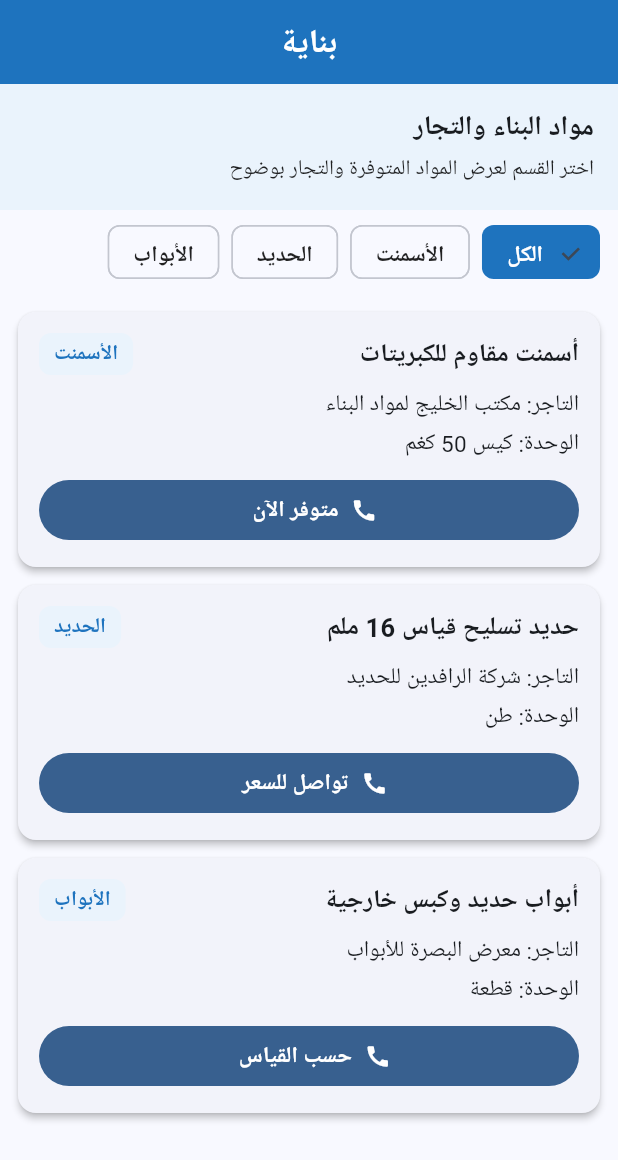
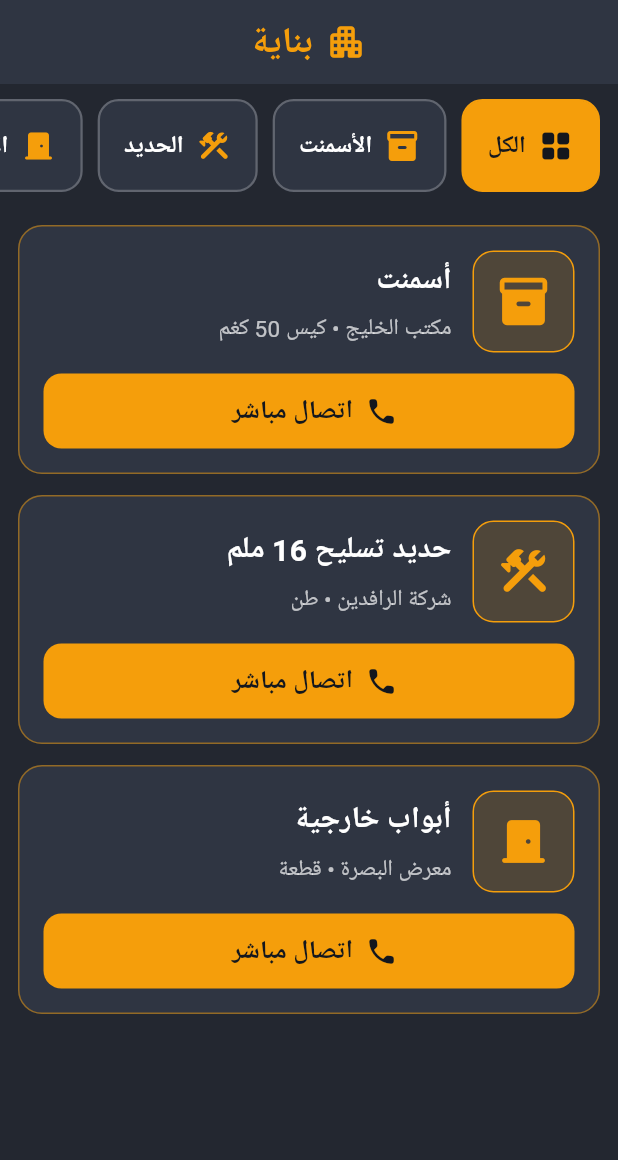
Before and after one commit to abd-sketch20/binaya, a Flutter app: the screen it shows after launch, on a phone screen of 412 x 824 dp. Shown: the top 1160 px of the screen. Run offline on Flutter 3.47's test engine with Material 3 defaults, Android fonts, the phone set to English and light mode, and no system bars.

Commit message:
feat: update main.dart with machinery amber and slate theme

```diff
--- a/lib/main.dart
+++ b/lib/main.dart
@@ -9,11 +9,21 @@ class BinayaApp extends StatelessWidget {
 
   @override
   Widget build(BuildContext context) {
+    const softSlateBg = Color(0xFF232730);
+    const cardSlate = Color(0xFF2F3542);
+    const machineryAmber = Color(0xFFF59E0B);
+    const darkText = Color(0xFF14171D);
+
     return MaterialApp(
       title: 'بناية',
       debugShowCheckedModeBanner: false,
       theme: ThemeData(
-        colorScheme: ColorScheme.fromSeed(seedColor: const Color(0xFF1E73BE)),
+        scaffoldBackgroundColor: softSlateBg,
+        colorScheme: const ColorScheme.dark(
+          primary: machineryAmber,
+          secondary: machineryAmber,
+          surface: cardSlate,
+        ),
         useMaterial3: true,
       ),
       builder: (context, child) {
@@ -22,115 +32,139 @@ class BinayaApp extends StatelessWidget {
           child: child ?? const SizedBox.shrink(),
         );
       },
-      home: const BinayaHomeScreen(),
+      home: const BinayaSimpleScreen(
+        softSlateBg: softSlateBg,
+        cardSlate: cardSlate,
+        machineryAmber: machineryAmber,
+        darkText: darkText,
+      ),
     );
   }
 }
 
-class BinayaHomeScreen extends StatefulWidget {
-  const BinayaHomeScreen({super.key});
+class BinayaSimpleScreen extends StatefulWidget {
+  final Color softSlateBg;
+  final Color cardSlate;
+  final Color machineryAmber;
+  final Color darkText;
+
+  const BinayaSimpleScreen({
+    super.key,
+    required this.softSlateBg,
+    required this.cardSlate,
+    required this.machineryAmber,
+    required this.darkText,
+  });
 
   @override
-  State<BinayaHomeScreen> createState() => _BinayaHomeScreenState();
+  State<BinayaSimpleScreen> createState() => _BinayaSimpleScreenState();
 }
 
-class _BinayaHomeScreenState extends State<BinayaHomeScreen> {
-  String selectedCategory = 'الكل';
+class _BinayaSimpleScreenState extends State<BinayaSimpleScreen> {
+  String selectedFilter = 'الكل';
 
-  final categories = [
-    'الكل',
-    'الأسمنت',
-    'الحديد',
-    'الأبواب',
+  final filters = [
+    {'label': 'الكل', 'icon': Icons.grid_view_rounded},
+    {'label': 'الأسمنت', 'icon': Icons.inventory_2_rounded},
+    {'label': 'الحديد', 'icon': Icons.construction_rounded},
+    {'label': 'الأبواب', 'icon': Icons.door_front_door_rounded},
   ];
 
-  final materials = [
+  final items = [
     {
-      'name': 'أسمنت مقاوم للكبريتات',
+      'title': 'أسمنت',
+      'subtitle': 'مكتب الخليج • كيس 50 كغم',
       'category': 'الأسمنت',
-      'merchant': 'مكتب الخليج لمواد البناء',
-      'unit': 'كيس 50 كغم',
-      'price': 'متوفر الآن',
+      'icon': Icons.inventory_2_rounded,
+      'action': 'اتصال مباشر',
     },
     {
-      'name': 'حديد تسليح قياس 16 ملم',
+      'title': 'حديد تسليح 16 ملم',
+      'subtitle': 'شركة الرافدين • طن',
       'category': 'الحديد',
-      'merchant': 'شركة الرافدين للحديد',
-      'unit': 'طن',
-      'price': 'تواصل للسعر',
+      'icon': Icons.construction_rounded,
+      'action': 'اتصال مباشر',
     },
     {
-      'name': 'أبواب حديد وكبس خارجية',
+      'title': 'أبواب خارجية',
+      'subtitle': 'معرض البصرة • قطعة',
       'category': 'الأبواب',
-      'merchant': 'معرض البصرة للأبواب',
-      'unit': 'قطعة',
-      'price': 'حسب القياس',
+      'icon': Icons.door_front_door_rounded,
+      'action': 'اتصال مباشر',
     },
   ];
 
   @override
   Widget build(BuildContext context) {
-    final filteredItems = selectedCategory == 'الكل'
-        ? materials
-        : materials.where((item) => item['category'] == selectedCategory).toList();
+    final visibleItems = selectedFilter == 'الكل'
+        ? items
+        : items.where((e) => e['category'] == selectedFilter).toList();
 
     return Scaffold(
       appBar: AppBar(
-        title: const Text(
+        backgroundColor: widget.cardSlate,
+        foregroundColor: widget.machineryAmber,
+        centerTitle: true,
+        elevation: 0,
+        title: const Row(
+          mainAxisSize: MainAxisSize.min,
+          children: [
+            Icon(Icons.apartment_rounded, size: 28),
+            SizedBox(width: 8),
+            Text(
               'بناية',
-          style: TextStyle(fontWeight: FontWeight.bold, fontSize: 22),
-        ),
-        centerTitle: true,
-        backgroundColor: const Color(0xFF1E73BE),
-        foregroundColor: Colors.white,
-      ),
-      body: Column(
-        children: [
-          Container(
-            width: double.infinity,
-            padding: const EdgeInsets.all(16),
-            color: const Color(0xFFEAF3FC),
-            child: const Column(
-              crossAxisAlignment: CrossAxisAlignment.start,
-              children: [
-                Text(
-                  'مواد البناء والتجار',
-                  style: TextStyle(fontSize: 18, fontWeight: FontWeight.bold),
-                ),
-                SizedBox(height: 4),
-                Text(
-                  'اختر القسم لعرض المواد المتوفرة والتجار بوضوح',
-                  style: TextStyle(fontSize: 14, color: Colors.black87),
+              style: TextStyle(fontSize: 24, fontWeight: FontWeight.bold),
             ),
           ],
         ),
       ),
+      body: Column(
+        children: [
           SizedBox(
-            height: 56,
+            height: 82,
             child: ListView.separated(
               padding: const EdgeInsets.symmetric(horizontal: 12, vertical: 10),
               scrollDirection: Axis.horizontal,
-              itemCount: categories.length,
-              separatorBuilder: (_, __) => const SizedBox(width: 8),
+              itemCount: filters.length,
+              separatorBuilder: (_, __) => const SizedBox(width: 10),
               itemBuilder: (context, index) {
-                final cat = categories[index];
-                final isSelected = cat == selectedCategory;
-                return ChoiceChip(
-                  label: Text(
-                    cat,
-                    style: TextStyle(
-                      fontSize: 15,
-                      fontWeight: FontWeight.bold,
-                      color: isSelected ? Colors.white : Colors.black87,
+                final f = filters[index];
+                final label = f['label'] as String;
+                final icon = f['icon'] as IconData;
+                final active = selectedFilter == label;
+
+                return InkWell(
+                  borderRadius: BorderRadius.circular(14),
+                  onTap: () => setState(() => selectedFilter = label),
+                  child: Container(
+                    padding: const EdgeInsets.symmetric(horizontal: 16, vertical: 10),
+                    decoration: BoxDecoration(
+                      color: active ? widget.machineryAmber : widget.cardSlate,
+                      borderRadius: BorderRadius.circular(14),
+                      border: Border.all(
+                        color: active ? widget.machineryAmber : Colors.white24,
+                        width: 1.5,
                       ),
                     ),
-                  selected: isSelected,
-                  selectedColor: const Color(0xFF1E73BE),
-                  onSelected: (_) {
-                    setState(() {
-                      selectedCategory = cat;
-                    });
-                  },
+                    child: Row(
+                      children: [
+                        Icon(
+                          icon,
+                          size: 24,
+                          color: active ? widget.darkText : widget.machineryAmber,
+                        ),
+                        const SizedBox(width: 8),
+                        Text(
+                          label,
+                          style: TextStyle(
+                            fontSize: 16,
+                            fontWeight: FontWeight.bold,
+                            color: active ? widget.darkText : Colors.white,
+                          ),
+                        ),
+                      ],
+                    ),
+                  ),
                 );
               },
             ),
@@ -138,70 +172,95 @@ class _BinayaHomeScreenState extends State<BinayaHomeScreen> {
           Expanded(
             child: ListView.builder(
               padding: const EdgeInsets.all(12),
-              itemCount: filteredItems.length,
+              itemCount: visibleItems.length,
               itemBuilder: (context, index) {
-                final item = filteredItems[index];
-                return Card(
-                  margin: const EdgeInsets.only(bottom: 12),
-                  elevation: 2,
-                  child: Padding(
-                    padding: const EdgeInsets.all(14),
+                final item = visibleItems[index];
+                final icon = item['icon'] as IconData;
+
+                return Container(
+                  margin: const EdgeInsets.only(bottom: 14),
+                  padding: const EdgeInsets.all(16),
+                  decoration: BoxDecoration(
+                    color: widget.cardSlate,
+                    borderRadius: BorderRadius.circular(16),
+                    border: Border.all(color: widget.machineryAmber.withOpacity(0.5)),
+                  ),
+                  child: Column(
+                    children: [
+                      Row(
+                        children: [
+                          Container(
+                            width: 68,
+                            height: 68,
+                            decoration: BoxDecoration(
+                              color: widget.machineryAmber.withOpacity(0.16),
+                              borderRadius: BorderRadius.circular(14),
+                              border: Border.all(color: widget.machineryAmber),
+                            ),
+                            child: Icon(
+                              icon,
+                              size: 38,
+                              color: widget.machineryAmber,
+                            ),
+                          ),
+                          const SizedBox(width: 14),
+                          Expanded(
                             child: Column(
                               crossAxisAlignment: CrossAxisAlignment.start,
                               children: [
-                        Row(
-                          mainAxisAlignment: MainAxisAlignment.spaceBetween,
-                          children: [
-                            Expanded(
-                              child: Text(
-                                item['name']!,
+                                Text(
+                                  item['title'] as String,
+                                  style: const TextStyle(
+                                    fontSize: 20,
+                                    fontWeight: FontWeight.bold,
+                                    color: Colors.white,
+                                  ),
+                                ),
+                                const SizedBox(height: 6),
+                                Text(
+                                  item['subtitle'] as String,
+                                  style: const TextStyle(
+                                    fontSize: 15,
+                                    color: Colors.white70,
+                                  ),
+                                ),
+                              ],
+                            ),
+                          ),
+                        ],
+                      ),
+                      const SizedBox(height: 14),
+                      SizedBox(
+                        width: double.infinity,
+                        height: 50,
+                        child: FilledButton.icon(
+                          style: FilledButton.styleFrom(
+                            backgroundColor: widget.machineryAmber,
+                            foregroundColor: widget.darkText,
+                            shape: RoundedRectangleBorder(
+                              borderRadius: BorderRadius.circular(12),
+                            ),
+                          ),
+                          onPressed: () {
+                            ScaffoldMessenger.of(context).showSnackBar(
+                              SnackBar(
+                                content: Text(
+                                  'تواصل مع: ${item['subtitle']}',
+                                ),
+                              ),
+                            );
+                          },
+                          icon: const Icon(Icons.call_rounded, size: 22),
+                          label: Text(
+                            item['action'] as String,
                             style: const TextStyle(
                               fontSize: 17,
                               fontWeight: FontWeight.bold,
                             ),
                           ),
                         ),
-                            const SizedBox(width: 8),
-                            Container(
-                              padding: const EdgeInsets.symmetric(horizontal: 10, vertical: 4),
-                              decoration: BoxDecoration(
-                                color: const Color(0xFFEAF3FC),
-                                borderRadius: BorderRadius.circular(8),
-                              ),
-                              child: Text(
-                                item['category']!,
-                                style: const TextStyle(
-                                  fontWeight: FontWeight.bold,
-                                  color: Color(0xFF1E73BE),
-                                ),
-                              ),
                       ),
                     ],
-                        ),
-                        const SizedBox(height: 8),
-                        Text('التاجر: ${item['merchant']!}', style: const TextStyle(fontSize: 15)),
-                        const SizedBox(height: 4),
-                        Text('الوحدة: ${item['unit']!}', style: const TextStyle(fontSize: 15)),
-                        const SizedBox(height: 10),
-                        SizedBox(
-                          width: double.infinity,
-                          child: FilledButton.icon(
-                            onPressed: () {
-                              ScaffoldMessenger.of(context).showSnackBar(
-                                SnackBar(
-                                  content: Text('تم اختيار: ${item['name']!} من ${item['merchant']!}'),
-                                ),
-                              );
-                            },
-                            icon: const Icon(Icons.call),
-                            label: Text(
-                              item['price']!,
-                              style: const TextStyle(fontSize: 15, fontWeight: FontWeight.bold),
-                            ),
-                          ),
-                        ),
-                      ],
-                    ),
                   ),
                 );
               },
```
Lines whose indentation alone changed are shown as unchanged.
